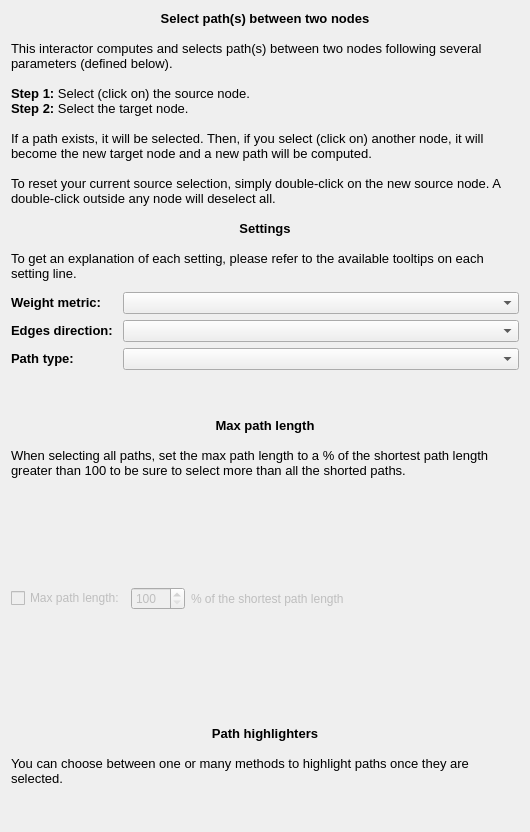
Tulip-Dev/tulip, file plugins/interactor/PathFinder/designer/PathFinderConfiguration.ui: the form before one commit.
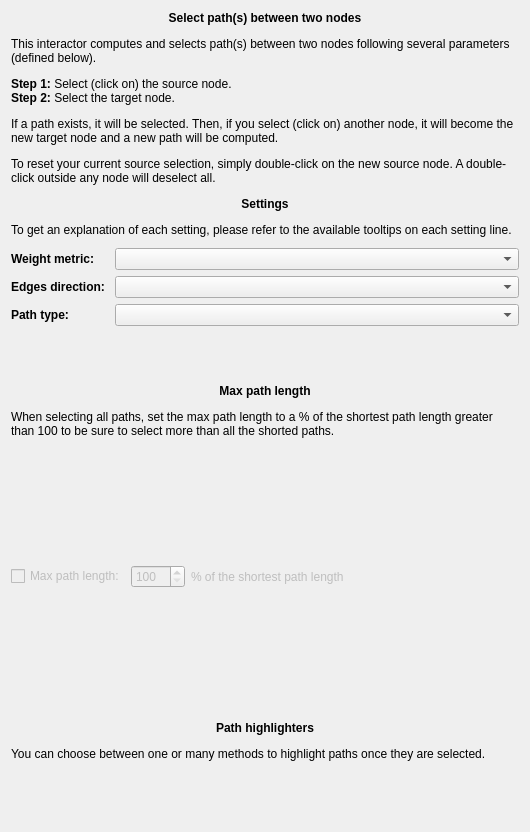
The form after the commit.

Commit message: High dpi display improvements: set font sizes in pixels instead of points

```diff
--- a/plugins/interactor/PathFinder/designer/PathFinderConfiguration.ui
+++ b/plugins/interactor/PathFinder/designer/PathFinderConfiguration.ui
@@ -29,24 +29,14 @@
       </sizepolicy>
      </property>
      <property name="text">
-      <string>&lt;!DOCTYPE HTML PUBLIC &quot;-//W3C//DTD HTML 4.0//EN&quot; &quot;http://www.w3.org/TR/REC-html40/strict.dtd&quot;&gt;
-&lt;html&gt;&lt;head&gt;&lt;meta name=&quot;qrichtext&quot; content=&quot;1&quot; /&gt;&lt;style type=&quot;text/css&quot;&gt;
-p, li { white-space: pre-wrap; }
-&lt;/style&gt;&lt;/head&gt;&lt;body style=&quot; font-family:'Sans Serif'; font-size:9pt; font-weight:400; font-style:normal;&quot;&gt;
-&lt;p align=&quot;center&quot; style=&quot; margin-top:0px; margin-bottom:0px; margin-left:0px; margin-right:0px; -qt-block-indent:0; text-indent:0px;&quot;&gt;&lt;span style=&quot; font-family:'Sans'; font-size:10pt; font-weight:600;&quot;&gt;Select path(s) between two nodes&lt;/span&gt;&lt;/p&gt;
-&lt;p align=&quot;center&quot; style=&quot;-qt-paragraph-type:empty; margin-top:0px; margin-bottom:0px; margin-left:0px; margin-right:0px; -qt-block-indent:0; text-indent:0px; font-family:'Sans'; font-size:10pt; font-weight:600;&quot;&gt;&lt;br /&gt;&lt;/p&gt;
-&lt;p style=&quot; margin-top:0px; margin-bottom:0px; margin-left:0px; margin-right:0px; -qt-block-indent:0; text-indent:0px;&quot;&gt;&lt;span style=&quot; font-family:'Sans'; font-size:10pt;&quot;&gt;This interactor computes and selects path(s) between two nodes following several parameters (defined below). &lt;/span&gt;&lt;/p&gt;
-&lt;p style=&quot;-qt-paragraph-type:empty; margin-top:0px; margin-bottom:0px; margin-left:0px; margin-right:0px; -qt-block-indent:0; text-indent:0px; font-family:'Sans'; font-size:10pt;&quot;&gt;&lt;br /&gt;&lt;/p&gt;
-&lt;p style=&quot; margin-top:0px; margin-bottom:0px; margin-left:0px; margin-right:0px; -qt-block-indent:0; text-indent:0px;&quot;&gt;&lt;span style=&quot; font-family:'Sans'; font-size:10pt; font-weight:600;&quot;&gt;Step 1: &lt;/span&gt;&lt;span style=&quot; font-family:'Sans'; font-size:10pt;&quot;&gt;Select (click on) the source node.&lt;/span&gt;&lt;/p&gt;
-&lt;p style=&quot; margin-top:0px; margin-bottom:0px; margin-left:0px; margin-right:0px; -qt-block-indent:0; text-indent:0px;&quot;&gt;&lt;span style=&quot; font-family:'Sans'; font-size:10pt; font-weight:600;&quot;&gt;Step 2: &lt;/span&gt;&lt;span style=&quot; font-family:'Sans'; font-size:10pt;&quot;&gt;Select the target node.&lt;/span&gt;&lt;/p&gt;
-&lt;p style=&quot;-qt-paragraph-type:empty; margin-top:0px; margin-bottom:0px; margin-left:0px; margin-right:0px; -qt-block-indent:0; text-indent:0px; font-family:'Sans'; font-size:10pt;&quot;&gt;&lt;br /&gt;&lt;/p&gt;
-&lt;p style=&quot; margin-top:0px; margin-bottom:0px; margin-left:0px; margin-right:0px; -qt-block-indent:0; text-indent:0px;&quot;&gt;&lt;span style=&quot; font-family:'Sans'; font-size:10pt;&quot;&gt;If a path exists, it will be selected. Then, if you select (click on) another node, it will become the new target node and a new path will be computed.&lt;/span&gt;&lt;/p&gt;
-&lt;p style=&quot;-qt-paragraph-type:empty; margin-top:0px; margin-bottom:0px; margin-left:0px; margin-right:0px; -qt-block-indent:0; text-indent:0px; font-family:'Sans'; font-size:10pt;&quot;&gt;&lt;br /&gt;&lt;/p&gt;
-&lt;p style=&quot; margin-top:0px; margin-bottom:0px; margin-left:0px; margin-right:0px; -qt-block-indent:0; text-indent:0px;&quot;&gt;&lt;span style=&quot; font-family:'Sans'; font-size:10pt;&quot;&gt;To reset your current source selection, simply double-click on the new source node. A double-click outside any node will deselect all.&lt;/span&gt;&lt;/p&gt;
-&lt;p style=&quot;-qt-paragraph-type:empty; margin-top:0px; margin-bottom:0px; margin-left:0px; margin-right:0px; -qt-block-indent:0; text-indent:0px; font-family:'Sans'; font-size:10pt;&quot;&gt;&lt;br /&gt;&lt;/p&gt;
-&lt;p align=&quot;center&quot; style=&quot; margin-top:0px; margin-bottom:0px; margin-left:0px; margin-right:0px; -qt-block-indent:0; text-indent:0px;&quot;&gt;&lt;span style=&quot; font-family:'Sans'; font-size:10pt; font-weight:600;&quot;&gt;Settings&lt;/span&gt;&lt;/p&gt;
-&lt;p style=&quot;-qt-paragraph-type:empty; margin-top:0px; margin-bottom:0px; margin-left:0px; margin-right:0px; -qt-block-indent:0; text-indent:0px; font-family:'Sans'; font-size:10pt; font-weight:600;&quot;&gt;&lt;br /&gt;&lt;/p&gt;
-&lt;p style=&quot; margin-top:0px; margin-bottom:0px; margin-left:0px; margin-right:0px; -qt-block-indent:0; text-indent:0px;&quot;&gt;&lt;span style=&quot; font-family:'Sans'; font-size:10pt;&quot;&gt;To get an explanation of each setting, please refer to the available tooltips on each setting line.&lt;/span&gt;&lt;/p&gt;&lt;/body&gt;&lt;/html&gt;</string>
+      <string>&lt;p align=&quot;center&quot;&gt;&lt;b&gt;Select path(s) between two nodes&lt;/b&gt;&lt;/p&gt;&lt;/br&gt;
+&lt;p&gt;This interactor computes and selects path(s) between two nodes following several parameters (defined below).&lt;/p&gt;&lt;/br&gt;
+&lt;p&gt;&lt;b&gt;Step 1: &lt;/b&gt;Select (click on) the source node.&lt;br/&gt;
+&lt;b&gt;Step 2: &lt;/b&gt;Select the target node.&lt;/p&gt;&lt;/br&gt;
+&lt;p&gt;If a path exists, it will be selected. Then, if you select (click on) another node, it will become the new target node and a new path will be computed.&lt;/p&gt;&lt;/br&gt;
+&lt;p&gt;To reset your current source selection, simply double-click on the new source node. A double-click outside any node will deselect all.&lt;/p&gt;&lt;/br&gt;
+&lt;p align=&quot;center&quot; &gt;&lt;b&gt;Settings&lt;/b&gt;&lt;/p&gt;&lt;/br&gt;
+&lt;p&gt;To get an explanation of each setting, please refer to the available tooltips on each setting line.&lt;/p&gt;</string>
      </property>
      <property name="wordWrap">
       <bool>true</bool>
@@ -86,11 +76,7 @@
         </sizepolicy>
        </property>
        <property name="text">
-        <string>&lt;!DOCTYPE HTML PUBLIC &quot;-//W3C//DTD HTML 4.0//EN&quot; &quot;http://www.w3.org/TR/REC-html40/strict.dtd&quot;&gt;
-&lt;html&gt;&lt;head&gt;&lt;meta name=&quot;qrichtext&quot; content=&quot;1&quot; /&gt;&lt;style type=&quot;text/css&quot;&gt;
-p, li { white-space: pre-wrap; }
-&lt;/style&gt;&lt;/head&gt;&lt;body style=&quot; font-family:'Sans'; font-size:10pt; font-weight:400; font-style:normal;&quot;&gt;
-&lt;p style=&quot; margin-top:0px; margin-bottom:0px; margin-left:0px; margin-right:0px; -qt-block-indent:0; text-indent:0px;&quot;&gt;&lt;span style=&quot; font-weight:600;&quot;&gt;Weight metric:&lt;/span&gt;&lt;/p&gt;&lt;/body&gt;&lt;/html&gt;</string>
+        <string>&lt;b&gt;Weight metric:&lt;/b&gt;</string>
        </property>
       </widget>
      </item>
@@ -110,11 +96,7 @@
         </sizepolicy>
        </property>
        <property name="text">
-        <string>&lt;!DOCTYPE HTML PUBLIC &quot;-//W3C//DTD HTML 4.0//EN&quot; &quot;http://www.w3.org/TR/REC-html40/strict.dtd&quot;&gt;
-&lt;html&gt;&lt;head&gt;&lt;meta name=&quot;qrichtext&quot; content=&quot;1&quot; /&gt;&lt;style type=&quot;text/css&quot;&gt;
-p, li { white-space: pre-wrap; }
-&lt;/style&gt;&lt;/head&gt;&lt;body style=&quot; font-family:'Sans'; font-size:10pt; font-weight:400; font-style:normal;&quot;&gt;
-&lt;p style=&quot; margin-top:0px; margin-bottom:0px; margin-left:0px; margin-right:0px; -qt-block-indent:0; text-indent:0px;&quot;&gt;&lt;span style=&quot; font-weight:600;&quot;&gt;Edges direction: &lt;/span&gt;&lt;/p&gt;&lt;/body&gt;&lt;/html&gt;</string>
+        <string>&lt;b&gt;Edges direction: &lt;/b&gt;</string>
        </property>
       </widget>
      </item>
@@ -128,11 +110,7 @@
      <item row="2" column="0">
       <widget class="QLabel" name="label_2">
        <property name="text">
-        <string>&lt;!DOCTYPE HTML PUBLIC &quot;-//W3C//DTD HTML 4.0//EN&quot; &quot;http://www.w3.org/TR/REC-html40/strict.dtd&quot;&gt;
-&lt;html&gt;&lt;head&gt;&lt;meta name=&quot;qrichtext&quot; content=&quot;1&quot; /&gt;&lt;style type=&quot;text/css&quot;&gt;
-p, li { white-space: pre-wrap; }
-&lt;/style&gt;&lt;/head&gt;&lt;body style=&quot; font-family:'Sans'; font-size:10pt; font-weight:400; font-style:normal;&quot;&gt;
-&lt;p style=&quot; margin-top:0px; margin-bottom:0px; margin-left:0px; margin-right:0px; -qt-block-indent:0; text-indent:0px;&quot;&gt;&lt;span style=&quot; font-weight:600;&quot;&gt;Path type:&lt;/span&gt;&lt;/p&gt;&lt;/body&gt;&lt;/html&gt;</string>
+        <string>&lt;b&gt;Path type:&lt;/b&gt;</string>
        </property>
       </widget>
      </item>
@@ -148,13 +126,8 @@
    <item>
     <widget class="QLabel" name="toleranceLabel">
      <property name="text">
-      <string>&lt;!DOCTYPE HTML PUBLIC &quot;-//W3C//DTD HTML 4.0//EN&quot; &quot;http://www.w3.org/TR/REC-html40/strict.dtd&quot;&gt;
-&lt;html&gt;&lt;head&gt;&lt;meta name=&quot;qrichtext&quot; content=&quot;1&quot; /&gt;&lt;style type=&quot;text/css&quot;&gt;
-p, li { white-space: pre-wrap; }
-&lt;/style&gt;&lt;/head&gt;&lt;body style=&quot; font-family:'Ubuntu'; font-size:11pt; font-weight:400; font-style:normal;&quot;&gt;
-&lt;p align=&quot;center&quot; style=&quot; margin-top:0px; margin-bottom:0px; margin-left:0px; margin-right:0px; -qt-block-indent:0; text-indent:0px;&quot;&gt;&lt;span style=&quot; font-family:'Sans'; font-size:10pt; font-weight:600;&quot;&gt;Max path length&lt;/span&gt;&lt;/p&gt;
-&lt;p align=&quot;center&quot; style=&quot;-qt-paragraph-type:empty; margin-top:0px; margin-bottom:0px; margin-left:0px; margin-right:0px; -qt-block-indent:0; text-indent:0px; font-family:'Sans'; font-size:10pt; font-weight:600;&quot;&gt;&lt;br /&gt;&lt;/p&gt;
-&lt;p style=&quot; margin-top:0px; margin-bottom:0px; margin-left:0px; margin-right:0px; -qt-block-indent:0; text-indent:0px;&quot;&gt;&lt;span style=&quot; font-family:'Sans'; font-size:10pt;&quot;&gt;When selecting all paths, set the max path length to a % of the shortest path length greater than 100 to be sure to select more than all the shorted paths.&lt;/span&gt;&lt;/p&gt;&lt;/body&gt;&lt;/html&gt;</string>
+      <string>&lt;p align=&quot;center&quot;&gt;&lt;b&gt;Max path length&lt;/b&gt;&lt;/p&gt;
+&lt;p&gt;When selecting all paths, set the max path length to a % of the shortest path length greater than 100 to be sure to select more than all the shorted paths.&lt;/p&gt;</string>
      </property>
      <property name="wordWrap">
       <bool>true</bool>
@@ -220,14 +193,8 @@
    <item>
     <widget class="QLabel" name="highlightersLabel">
      <property name="text">
-      <string>&lt;!DOCTYPE HTML PUBLIC &quot;-//W3C//DTD HTML 4.0//EN&quot; &quot;http://www.w3.org/TR/REC-html40/strict.dtd&quot;&gt;
-&lt;html&gt;&lt;head&gt;&lt;meta name=&quot;qrichtext&quot; content=&quot;1&quot; /&gt;&lt;style type=&quot;text/css&quot;&gt;
-p, li { white-space: pre-wrap; }
-&lt;/style&gt;&lt;/head&gt;&lt;body style=&quot; font-family:'Sans Serif'; font-size:9pt; font-weight:400; font-style:normal;&quot;&gt;
-&lt;p align=&quot;center&quot; style=&quot;-qt-paragraph-type:empty; margin-top:0px; margin-bottom:0px; margin-left:0px; margin-right:0px; -qt-block-indent:0; text-indent:0px; font-family:'Sans'; font-size:10pt;&quot;&gt;&lt;br /&gt;&lt;/p&gt;
-&lt;p align=&quot;center&quot; style=&quot; margin-top:0px; margin-bottom:0px; margin-left:0px; margin-right:0px; -qt-block-indent:0; text-indent:0px;&quot;&gt;&lt;span style=&quot; font-family:'Sans'; font-size:10pt; font-weight:600;&quot;&gt;Path highlighters&lt;/span&gt;&lt;/p&gt;
-&lt;p style=&quot;-qt-paragraph-type:empty; margin-top:0px; margin-bottom:0px; margin-left:0px; margin-right:0px; -qt-block-indent:0; text-indent:0px; font-family:'Sans'; font-size:10pt; font-weight:600;&quot;&gt;&lt;br /&gt;&lt;/p&gt;
-&lt;p style=&quot; margin-top:0px; margin-bottom:0px; margin-left:0px; margin-right:0px; -qt-block-indent:0; text-indent:0px;&quot;&gt;&lt;span style=&quot; font-family:'Sans'; font-size:10pt;&quot;&gt;You can choose between one or many methods to highlight paths once they are selected.&lt;/span&gt;&lt;/p&gt;&lt;/body&gt;&lt;/html&gt;</string>
+      <string>&lt;p align=&quot;center&quot;&gt;&lt;b&gt;Path highlighters&lt;/b&gt;&lt;/p&gt;
+&lt;p&gt;You can choose between one or many methods to highlight paths once they are selected.&lt;/p&gt;</string>
      </property>
      <property name="wordWrap">
       <bool>true</bool>
```
The commit also changes 9 other files.
